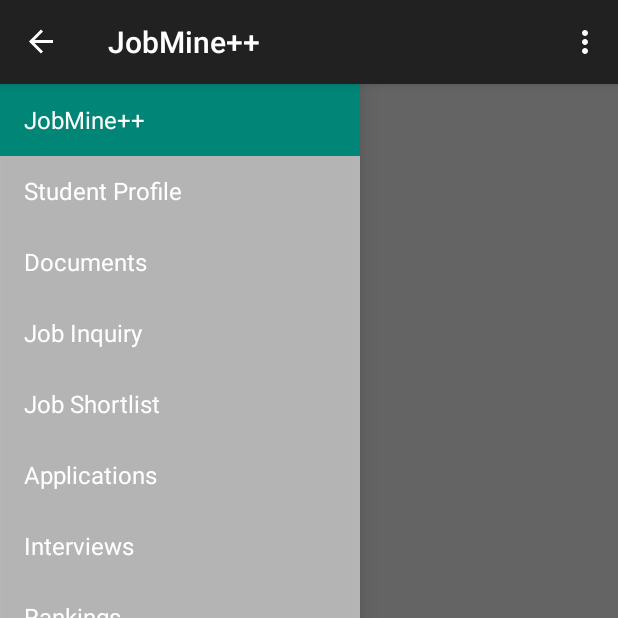
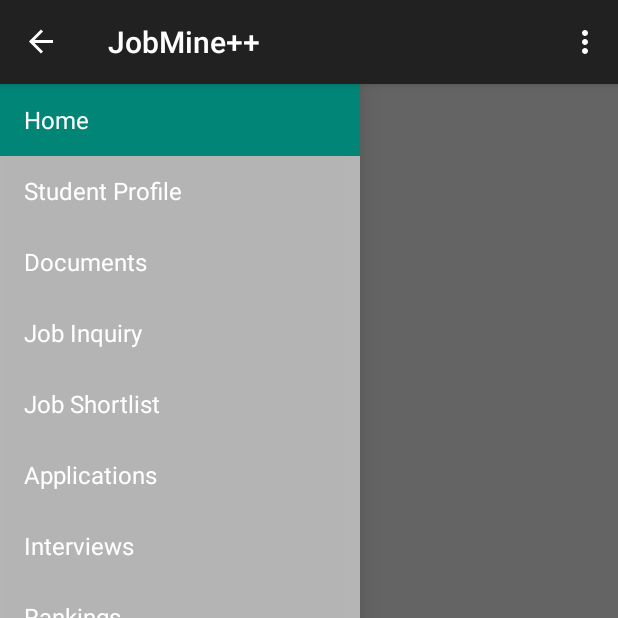
Before and after one commit to MinghaoJ/JobMinePlusPlus, an Android app: the screen it shows after launch (MainActivity), on a phone screen of 412 x 824 dp, the top half of it. Run offline under Robolectric (Android 15) with nearby library versions, the phone set to English and light mode, and no system bars.

Commit message:
changed home button label from "jobmine++" to "home"

```diff
--- a/app/src/main/java/ca/uwaterloo/jobmine/NavigationDrawerFragment.java
+++ b/app/src/main/java/ca/uwaterloo/jobmine/NavigationDrawerFragment.java
@@ -102,7 +102,7 @@ public class NavigationDrawerFragment extends Fragment {
                 android.R.layout.simple_list_item_activated_1,
                 android.R.id.text1,
                 new String[]{
-                        getString(R.string.app_name),
+                        getString(R.string.home),
                         getString(R.string.title_section1),
                         getString(R.string.title_section2),
                         getString(R.string.title_section3),
--- a/app/src/main/res/values/strings.xml
+++ b/app/src/main/res/values/strings.xml
@@ -2,6 +2,7 @@
 <resources>
 
     <string name="app_name">JobMine++</string>
+    <string name="home">Home</string>
     <string name="title_section1">Student Profile</string>
     <string name="title_section2">Documents</string>
     <string name="title_section3">Job Inquiry</string>
```
